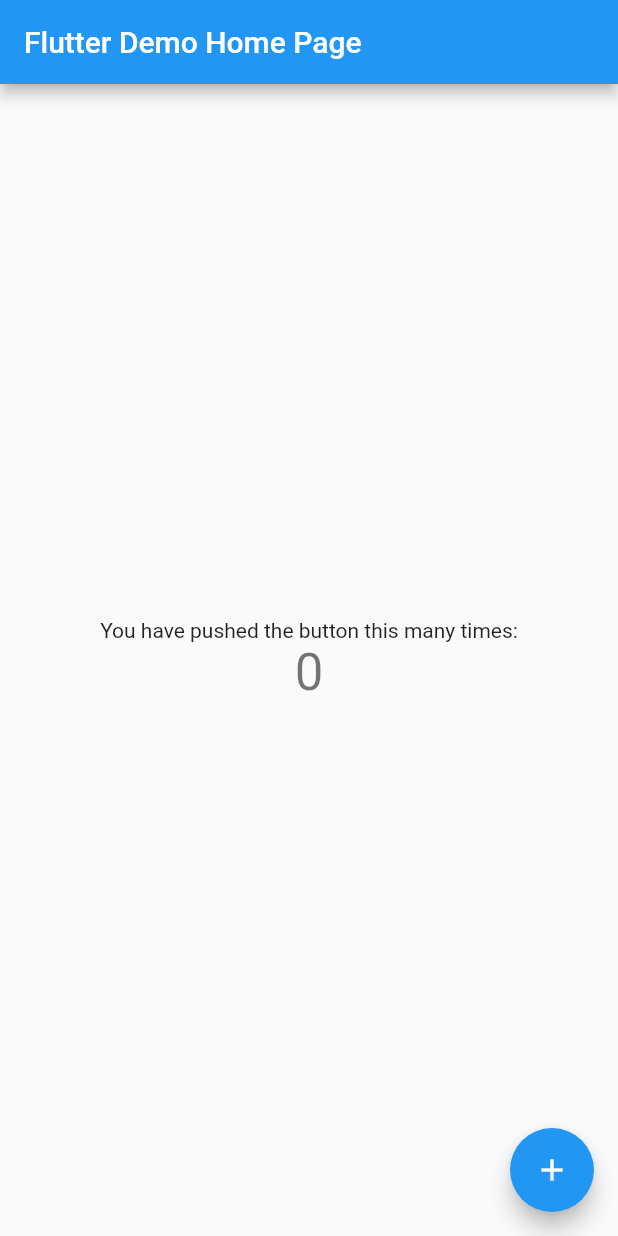
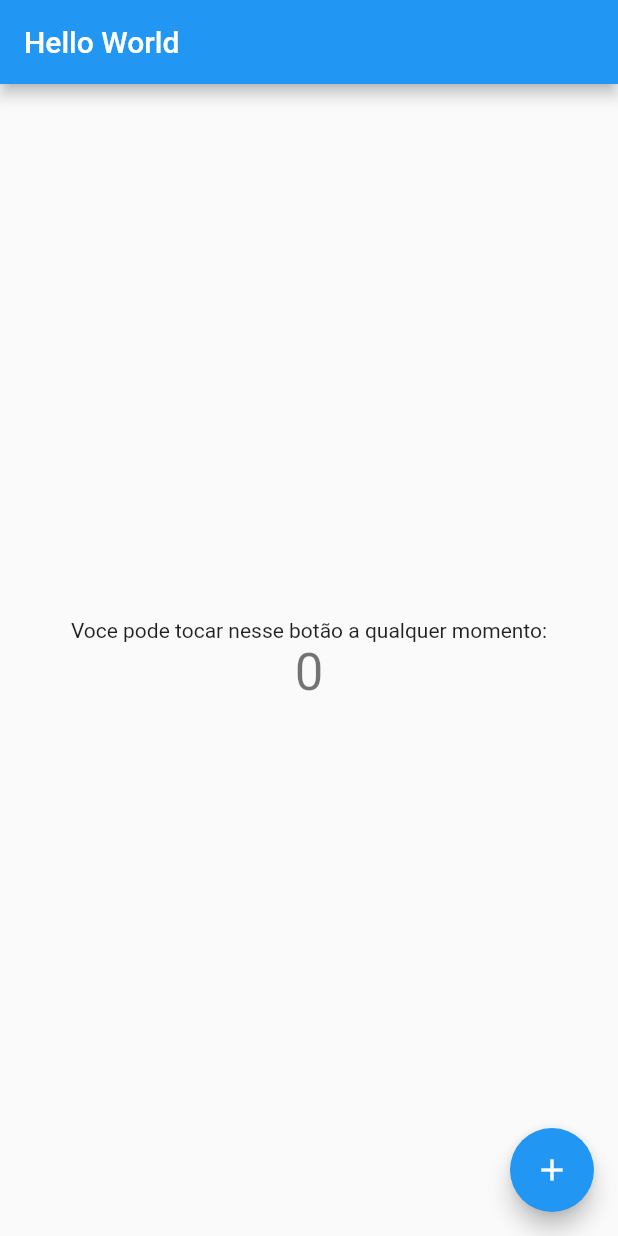
Before and after one commit to eduna67/ProjetoTesteFlutter, a Flutter app: the screen it shows after launch, on a phone screen of 412 x 824 dp. Run offline on Flutter 3.47's test engine with Material 2 defaults, Android fonts, the phone set to English and light mode, and no system bars.

Commit message:
Traduzindo o texto do app

```diff
--- a/lib/main.dart
+++ b/lib/main.dart
@@ -24,7 +24,7 @@ class MyApp extends StatelessWidget {
         // is not restarted.
         primarySwatch: Colors.blue,
       ),
-      home: const MyHomePage(title: 'Flutter Demo Home Page'),
+      home: const MyHomePage(title: 'Hello World'),
     );
   }
 }
@@ -96,7 +96,7 @@ class _MyHomePageState extends State<MyHomePage> {
           mainAxisAlignment: MainAxisAlignment.center,
           children: <Widget>[
             const Text(
-              'You have pushed the button this many times:',
+              'Voce pode tocar nesse botão a qualquer momento:',
             ),
             Text(
               '$_counter',
```
